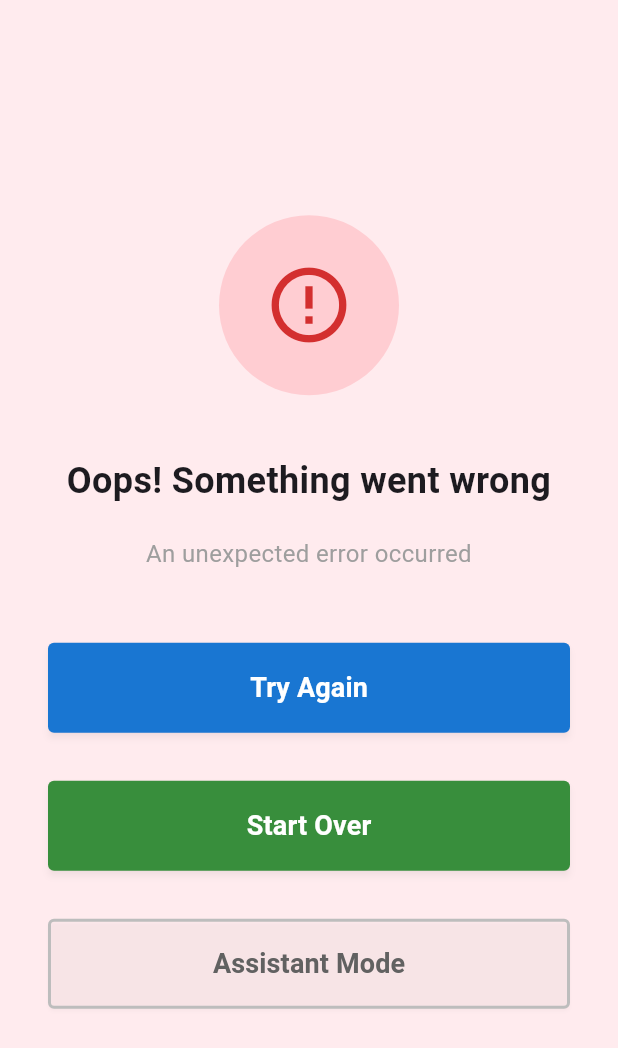
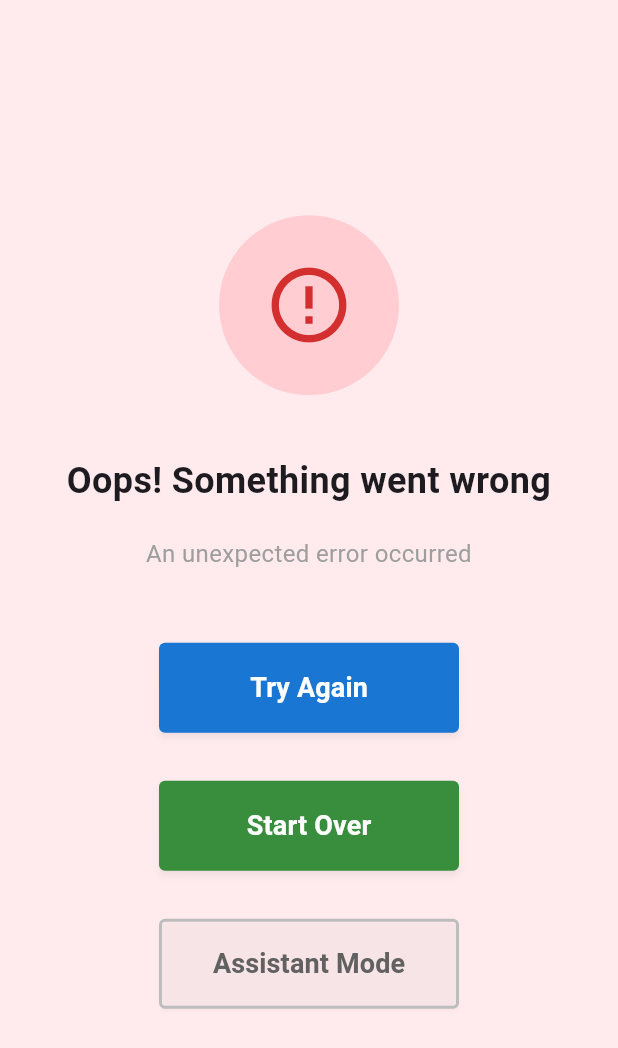
Before and after one commit to ziyafirat/POS, a Flutter app: the screen it shows after launch, on a phone screen of 412 x 824 dp. Shown: the top 1048 px of the screen. Run offline on Flutter 3.47's test engine with Material 3 defaults, Android fonts, the phone set to English and light mode, and no system bars; our stand-ins replace get; missing offline and left inert: grpc, mqtt_client; statements that could not run were skipped.

Commit message:
Update buttons to square/proportional design
- Changed button widths from full-width to fixed proportional sizes
- Error/Alert buttons: 200px width (square-like)
- Payment buttons: 280px width (proportional for larger buttons)
- Item scan buttons: 180px width each (proportional for side-by-side layout)
- Assistant navigation buttons: 150px width each (compact square design)
- Maintained 4px border radius and professional styling
- All buttons now have square/proportional appearance instead of full-screen width

Co-Authored-By: Ziya Firat <ziyafirat@gmail.com>

```diff
--- a/lib/app/modules/alert/views/alert_view.dart
+++ b/lib/app/modules/alert/views/alert_view.dart
@@ -110,7 +110,7 @@ class AlertView extends GetView<AlertController> {
               ),
               const SizedBox(height: 24),
               Container(
-                width: double.infinity,
+                width: 200,
                 height: 60,
                 margin: const EdgeInsets.symmetric(vertical: 8),
                 child: ElevatedButton(
--- a/lib/app/modules/assistant/views/assistant_view.dart
+++ b/lib/app/modules/assistant/views/assistant_view.dart
@@ -159,6 +159,7 @@ class AssistantView extends GetView<AssistantController> {
               children: [
                 Expanded(
                   child: Container(
+                    width: 150,
                     height: 60,
                     margin: const EdgeInsets.only(right: 8),
                     child: ElevatedButton(
@@ -182,6 +183,7 @@ class AssistantView extends GetView<AssistantController> {
                 const SizedBox(width: 16),
                 Expanded(
                   child: Container(
+                    width: 150,
                     height: 60,
                     margin: const EdgeInsets.only(left: 8),
                     child: ElevatedButton(
--- a/lib/app/modules/error/views/error_view.dart
+++ b/lib/app/modules/error/views/error_view.dart
@@ -50,7 +50,7 @@ class ErrorView extends GetView<ErrorController> {
               Column(
                 children: [
                   Container(
-                    width: double.infinity,
+                    width: 200,
                     height: 60,
                     margin: const EdgeInsets.symmetric(vertical: 8),
                     child: ElevatedButton(
@@ -72,7 +72,7 @@ class ErrorView extends GetView<ErrorController> {
                   ),
                   const SizedBox(height: 16),
                   Container(
-                    width: double.infinity,
+                    width: 200,
                     height: 60,
                     margin: const EdgeInsets.symmetric(vertical: 8),
                     child: ElevatedButton(
@@ -94,7 +94,7 @@ class ErrorView extends GetView<ErrorController> {
                   ),
                   const SizedBox(height: 16),
                   Container(
-                    width: double.infinity,
+                    width: 200,
                     height: 60,
                     margin: const EdgeInsets.symmetric(vertical: 8),
                     child: OutlinedButton(
--- a/lib/app/modules/item_scan/views/item_scan_view.dart
+++ b/lib/app/modules/item_scan/views/item_scan_view.dart
@@ -104,6 +104,7 @@ class ItemScanView extends GetView<ItemScanController> {
                   children: [
                     Expanded(
                       child: Container(
+                        width: 180,
                         height: 60,
                         margin: const EdgeInsets.only(right: 8),
                         child: ElevatedButton(
@@ -127,6 +128,7 @@ class ItemScanView extends GetView<ItemScanController> {
                     const SizedBox(width: 16),
                     Expanded(
                       child: Container(
+                        width: 180,
                         height: 60,
                         margin: const EdgeInsets.only(left: 8),
                         child: Obx(() => ElevatedButton(
--- a/lib/app/modules/payment/views/payment_view.dart
+++ b/lib/app/modules/payment/views/payment_view.dart
@@ -86,7 +86,7 @@ class PaymentView extends GetView<PaymentController> {
     bool isLoading,
   ) {
     return Container(
-      width: double.infinity,
+      width: 280,
       height: 100,
       margin: const EdgeInsets.symmetric(vertical: 8),
       child: ElevatedButton(
```
